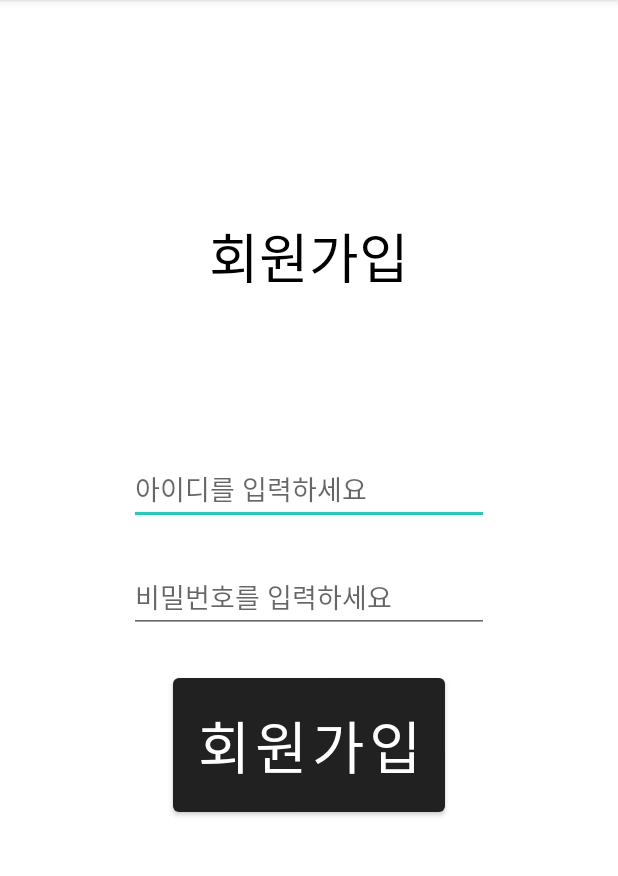
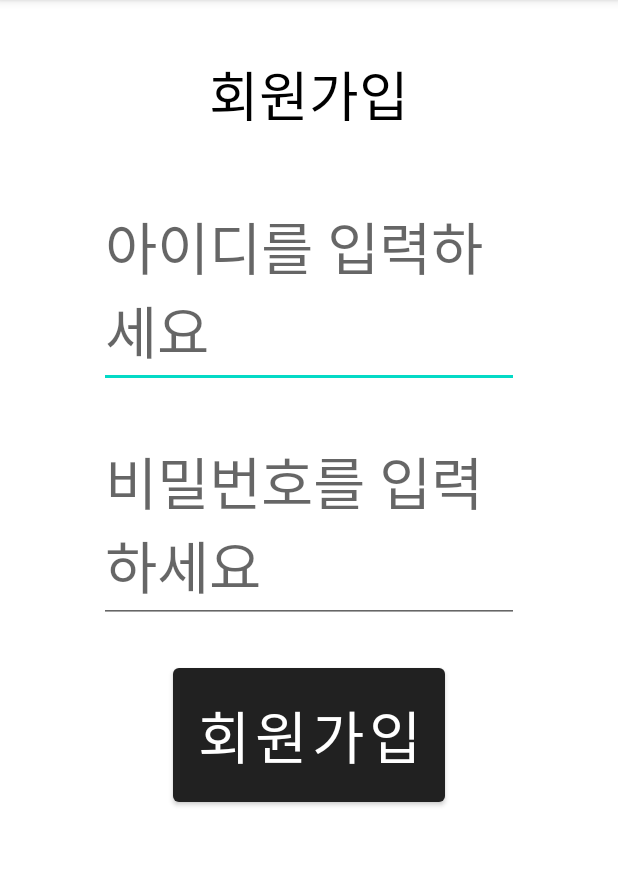
Before and after one commit to parkwltn/Diary, an Android app: the screen it shows after launch (SignupActivity), after a tap on "회원가입", on a phone screen of 412 x 824 dp, the part 84-960 px from its top. Run offline under Robolectric (Android 15) with nearby library versions, the phone set to English and light mode, and no system bars; 2 statements that could not run were skipped.

Commit message:
v6.5 XML 수정

```diff
--- a/app/src/main/java/com/ussu/memorydiary/Game2Activity.kt
+++ b/app/src/main/java/com/ussu/memorydiary/Game2Activity.kt
@@ -29,7 +29,7 @@ class Game2Activity : BaseActivity() {
         AnswerEditText = findViewById(R.id.editTextTextAnswer)
 
         //서버에서 질문, 답 가져오기
-        val BASE_URL = "http://192.168.0.104:8080"
+        val BASE_URL = "http://3.35.88.89:8080"
         val id = intent.getStringExtra("id")
         val date = intent.getStringExtra("date")
 
@@ -86,7 +86,7 @@ class Game2Activity : BaseActivity() {
                                             Toast.LENGTH_LONG
                                         ).show()
                                         score = score + 1
-                                        val BASE_URL = "http://192.168.0.104:8080"
+                                        val BASE_URL = "http://3.35.88.89:8080"
 
                                         var gson = GsonBuilder()
                                             .setLenient()
--- a/app/src/main/java/com/ussu/memorydiary/GameActivity.kt
+++ b/app/src/main/java/com/ussu/memorydiary/GameActivity.kt
@@ -33,7 +33,7 @@ class GameActivity : BaseActivity() {
         questionTextView = findViewById(R.id.textViewQuestion)
 
         //서버에서 질문, 답 가져오기
-        val BASE_URL = "http://192.168.0.104:8080"
+        val BASE_URL = "http://3.35.88.89:8080"
         val id = intent.getStringExtra("id")
         val date = intent.getStringExtra("date")
 
@@ -77,7 +77,7 @@ class GameActivity : BaseActivity() {
                             if (answer == getAnswer) { //정답
                                 Toast.makeText(this@GameActivity, "정답입니다!", Toast.LENGTH_LONG).show()
                                 score = score + 1
-                                val BASE_URL = "http://192.168.0.104:8080"
+                                val BASE_URL = "http://3.35.88.89:8080"
 
                                 var gson = GsonBuilder()
                                     .setLenient()
--- a/app/src/main/java/com/ussu/memorydiary/LocationActivity.kt
+++ b/app/src/main/java/com/ussu/memorydiary/LocationActivity.kt
@@ -123,7 +123,7 @@ class LocationActivity : BaseActivity() {
                     locationList.add(CB5.getText().toString())
                 }
 
-                val BASE_URL = "http://192.168.0.104:8080"
+                val BASE_URL = "http://3.35.88.89:8080"
                 var locationString = locationList.joinToString(" ")
 
                 var gson = GsonBuilder()
@@ -140,7 +140,7 @@ class LocationActivity : BaseActivity() {
                 callGetGameText.enqueue(object : Callback<gameText> {
                     override fun onResponse(call: Call<gameText>, response: Response<gameText>) {
                         score = score + 1
-                        val BASE_URL = "http://192.168.0.104:8080"
+                        val BASE_URL = "http://3.35.88.89:8080"
 
                         var gson = GsonBuilder()
                             .setLenient()
--- a/app/src/main/res/layout/activity_game_version.xml
+++ b/app/src/main/res/layout/activity_game_version.xml
@@ -30,7 +30,7 @@
             android:padding="16dp"
             android:onClick="goV2"
             android:textSize="?attr/mainTextSize"
-            android:text="어디에 다녀왔나요?" />
+            android:text="어디에\n다녀왔나요?" />
 
     </LinearLayout>
 
--- a/app/src/main/res/layout/activity_signup.xml
+++ b/app/src/main/res/layout/activity_signup.xml
@@ -15,10 +15,10 @@
             android:id="@+id/textView"
             android:layout_width="match_parent"
             android:layout_height="wrap_content"
-            android:layout_marginTop="96dp"
+            android:layout_marginTop="36dp"
             android:background="#7b9acc"
             android:gravity="center"
-            android:padding="48dp"
+
             android:text="회원가입"
             android:textColor="@color/black"
             android:backgroundTint="@color/white"
@@ -32,7 +32,7 @@
             android:layout_height="wrap_content"
             android:gravity="center"
             android:orientation="vertical"
-            android:padding="32dp"
+            android:padding="12dp"
             app:layout_constraintBottom_toBottomOf="parent"
             app:layout_constraintEnd_toEndOf="parent"
             app:layout_constraintStart_toStartOf="parent"
@@ -40,19 +40,21 @@
 
             <EditText
                 android:id="@+id/editTextTextId"
-                android:layout_width="240dp"
+                android:layout_width="280dp"
                 android:layout_height="wrap_content"
                 android:layout_marginTop="24dp"
                 android:hint="아이디를 입력하세요"
+                android:textSize="?attr/mainTextSize"
                 android:inputType="textEmailAddress"
                 android:digits="abcdefghijklmnopqrstuvwxyz0123456789"/>
 
             <EditText
                 android:id="@+id/editTextTextPassword"
-                android:layout_width="240dp"
+                android:layout_width="280dp"
                 android:layout_height="wrap_content"
                 android:layout_marginTop="24dp"
                 android:hint="비밀번호를 입력하세요"
+                android:textSize="?attr/mainTextSize"
                 android:inputType="textPassword"
                 android:digits="abcdefghijklmnopqrstuvwxyzABCDEFGHIJKLMNOPQRSTUVWXYZ0123456789"/>
 
--- a/app/src/main/res/values-night/themes.xml
+++ b/app/src/main/res/values-night/themes.xml
@@ -1,14 +1,14 @@
 <resources xmlns:tools="http://schemas.android.com/tools">
     <!-- Base application theme. -->
-    <style name="Theme.MemoryDiary" parent="Theme.MaterialComponents.DayNight.DarkActionBar">
+    <style name="Theme.MemoryDiary" parent="Theme.AppCompat.Light">
         <!-- Primary brand color. -->
-        <item name="colorPrimary">#7b9acc</item>
-        <item name="colorPrimaryVariant">#7b9acc</item>
+        <item name="colorPrimary">#2B2B2B</item>
+        <item name="colorPrimaryVariant">#000000</item>
         <item name="colorOnPrimary">#FCF6F5</item>
         <!-- Secondary brand color. -->
-        <item name="colorSecondary">#7b9acc</item>
-        <item name="colorSecondaryVariant">#7b9acc</item>
-        <item name="colorOnSecondary">@color/black</item>
+        <item name="colorSecondary">#2B2B2B</item>
+        <item name="colorSecondaryVariant">#2B2B2B</item>
+        <item name="colorOnSecondary">#FCF6F5</item>
         <!-- Status bar color. -->
         <item name="android:statusBarColor" tools:targetApi="l">?attr/colorPrimaryVariant</item>
         <!-- Customize your theme here. -->
--- a/app/src/main/res/values/themes.xml
+++ b/app/src/main/res/values/themes.xml
@@ -2,12 +2,12 @@
     <!-- Base application theme. -->
     <style name="Theme.MemoryDiary" parent="Theme.AppCompat.Light">
         <!-- Primary brand color. -->
-        <item name="colorPrimary">#7b9acc</item>
-        <item name="colorPrimaryVariant">#7b9acc</item>
+        <item name="colorPrimary">#2B2B2B</item>
+        <item name="colorPrimaryVariant">#2B2B2B</item>
         <item name="colorOnPrimary">#FCF6F5</item>
         <!-- Secondary brand color. -->
-        <item name="colorSecondary">#7b9acc</item>
-        <item name="colorSecondaryVariant">#7b9acc</item>
+        <item name="colorSecondary">#2B2B2B</item>
+        <item name="colorSecondaryVariant">#2B2B2B</item>
         <item name="colorOnSecondary">#FCF6F5</item>
         <!-- Status bar color. -->
         <item name="android:statusBarColor" tools:targetApi="l">?attr/colorPrimaryVariant</item>
```
Also changed, not shown: app/src/main/java/com/ussu/memorydiary/DiaryActivity.kt (+5 -5 lines), app/src/main/res/layout/activity_diary.xml (+23 -13 lines), app/src/main/res/layout/activity_login.xml (+11 -5 lines).
